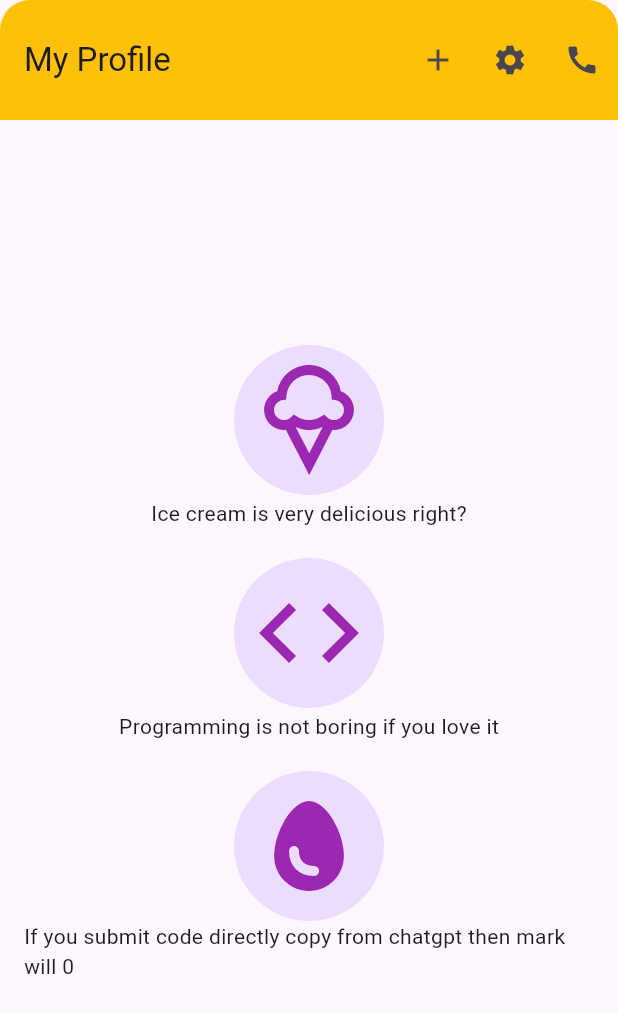
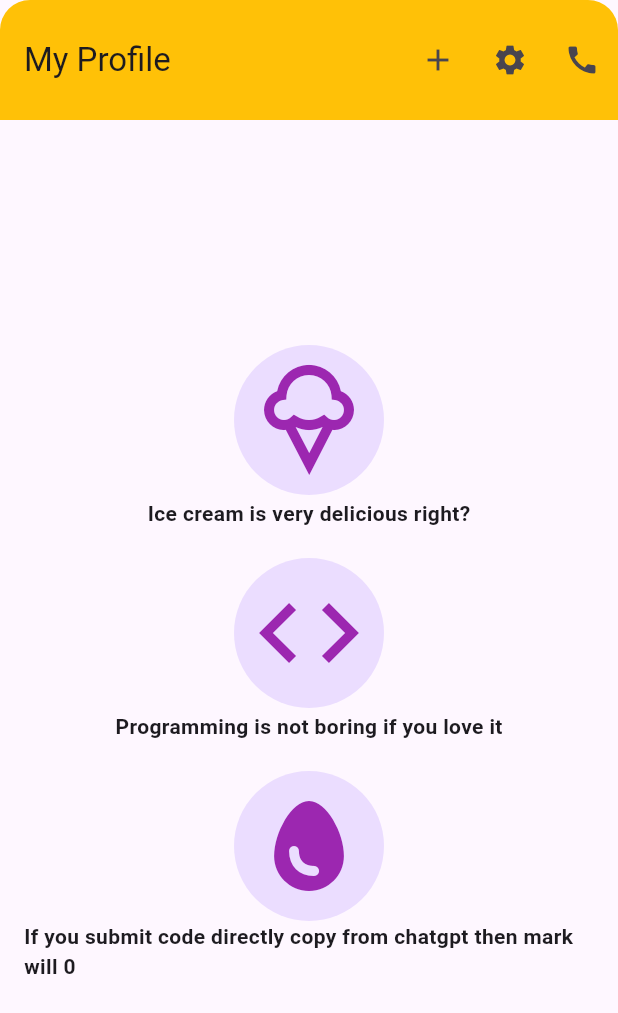
Before and after one commit to razib-00/exam_10, a Flutter app: the screen it shows after launch, on a phone screen of 412 x 824 dp. Shown: the top 1013 px of the screen. Run offline on Flutter 3.47's test engine with Material 3 defaults, Android fonts, the phone set to English and light mode, and no system bars.

Commit message:
Update my_Profile.dart

```diff
--- a/lib/my_Profile.dart
+++ b/lib/my_Profile.dart
@@ -49,20 +49,20 @@ class _MyProfileState extends State<MyProfile> {
                 radius: 50,
                 child: Icon(Icons.icecream_outlined,size: 80,color: Colors.purple,)),
             SizedBox(height: 2,),
-            Text('Ice cream is very delicious right?'),
+            Text('Ice cream is very delicious right?',style: TextStyle(fontWeight: FontWeight.bold),),
             SizedBox(height: 20,),
             CircleAvatar(
               radius: 50,
               child: Icon(Icons.code,size: 80,color: Colors.purple,),
             ),
             SizedBox(height: 2,),
-            Text('Programming is not boring if you love it'),
+            Text('Programming is not boring if you love it',style: TextStyle(fontWeight: FontWeight.bold),),
             SizedBox(height: 20,),
             CircleAvatar(
               radius: 50,
               child: Icon(Icons.egg,size: 80,color: Colors.purple,),
             ),
-            Text('If you submit code directly copy from chatgpt then mark will 0'),
+            Text('If you submit code directly copy from chatgpt then mark will 0',style: TextStyle(fontWeight: FontWeight.bold),),
             SizedBox(height: 20,),
           ],
         ),
```
